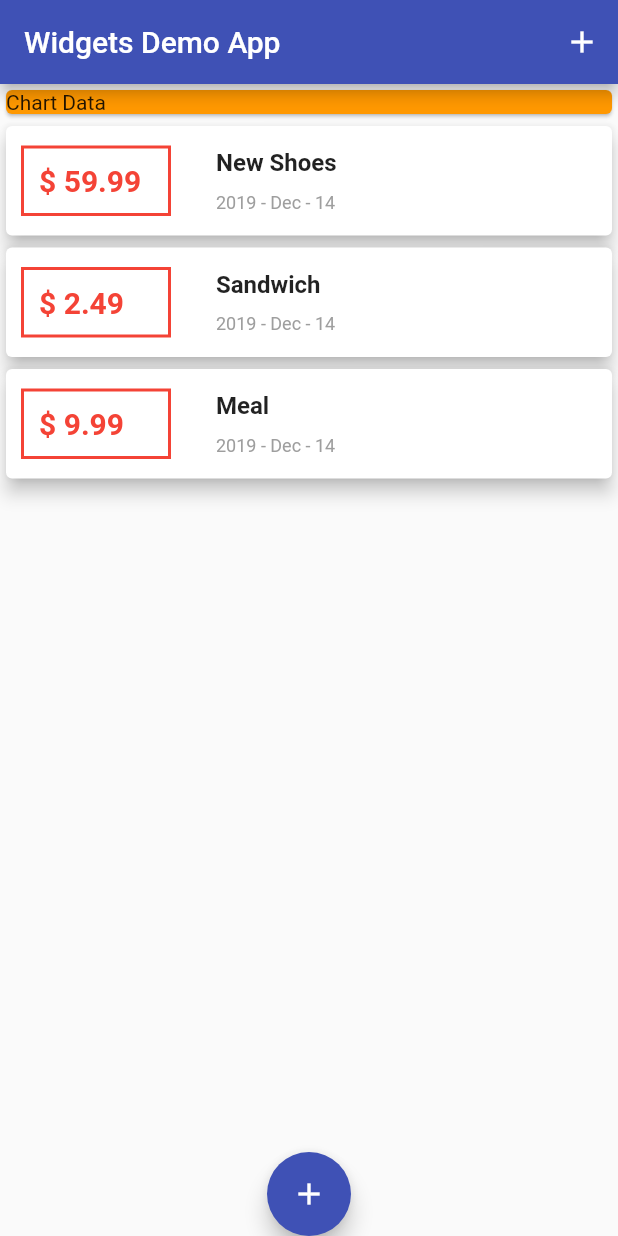
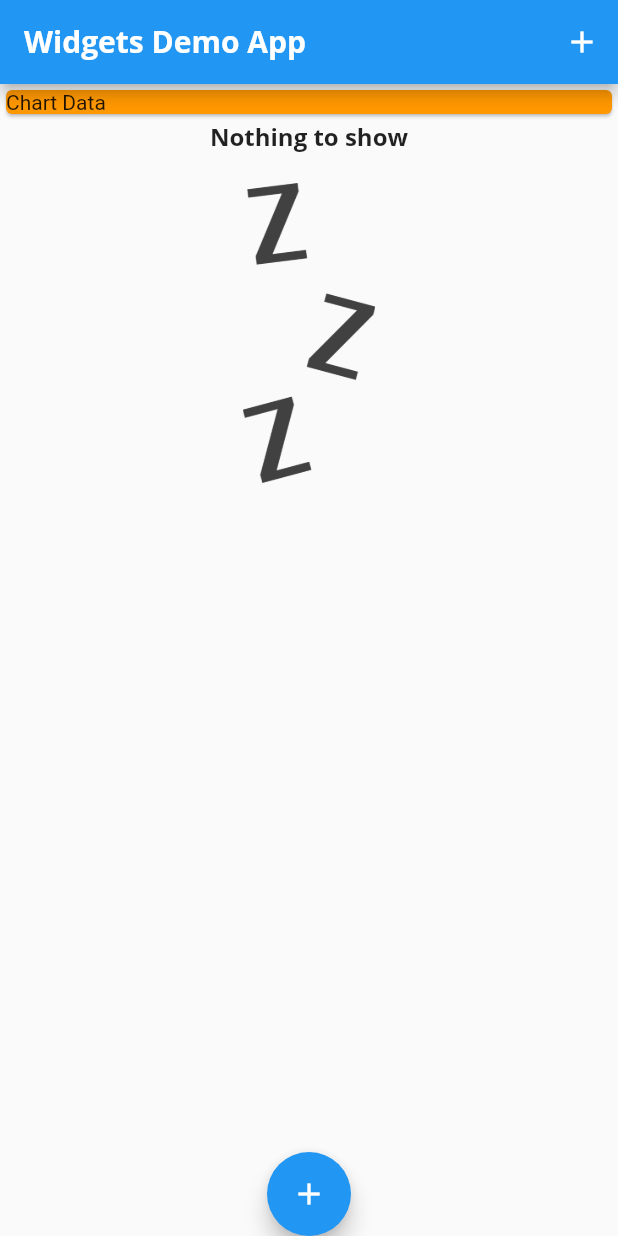
Before and after one commit to JergCode/FlutterSection4, a Flutter app: the screen it shows after launch, on a phone screen of 412 x 824 dp. Run offline on Flutter 3.47's test engine with Material 2 defaults, Android fonts, the phone set to English and light mode, and no system bars.

Commit message:
Commit viernes 13/12/2019

```diff
--- a/lib/main.dart
+++ b/lib/main.dart
@@ -9,7 +9,27 @@ class MyApp extends StatelessWidget {
     return MaterialApp(
       title: 'Widgets Demo',
       theme: ThemeData(
-        primarySwatch: Colors.indigo,
+        primarySwatch: Colors.blue,
+        accentColor: Colors.indigo,
+        fontFamily: 'Quicksand',
+        textTheme: ThemeData.light().textTheme.copyWith(
+              title: TextStyle(
+                fontFamily: 'OpenSans',
+                // fontFamily: 'Quicksand',
+                fontSize: 16,
+                fontWeight: FontWeight.bold,
+              ),
+            ),
+        appBarTheme: AppBarTheme(
+          textTheme: ThemeData.light().textTheme.copyWith(
+                title: TextStyle(
+                  fontFamily: 'OpenSans',
+                  // fontFamily: 'Quicksand',
+                  fontSize: 20,
+                  fontWeight: FontWeight.bold,
+                ),
+              ),
+        ),
       ),
       home: MyHomePage(title: 'Widgets Demo App'),
     );
--- a/lib/pages/home_page.dart
+++ b/lib/pages/home_page.dart
@@ -14,10 +14,10 @@ class MyHomePage extends StatefulWidget {
 
 class _MyHomePageState extends State<MyHomePage> {
   final List<Transaction> _userTransactions = [
-    Transaction(
-        id: '1', title: 'New Shoes', amount: 59.99, date: DateTime.now()),
-    Transaction(id: '2', title: 'Sandwich', amount: 2.49, date: DateTime.now()),
-    Transaction(id: '3', title: 'Meal', amount: 9.99, date: DateTime.now())
+    // Transaction(
+    //     id: '1', title: 'New Shoes', amount: 59.99, date: DateTime.now()),
+    // Transaction(id: '2', title: 'Sandwich', amount: 2.49, date: DateTime.now()),
+    // Transaction(id: '3', title: 'Meal', amount: 9.99, date: DateTime.now())
   ];
 
   _addTranaction(String title, String amount) {
@@ -67,6 +67,8 @@ class _MyHomePageState extends State<MyHomePage> {
         ),
       ),
       floatingActionButton: FloatingActionButton(
+        highlightElevation: 5,
+        backgroundColor: Theme.of(context).primaryColor,
         child: Icon(Icons.add),
         onPressed: () => _showAddNewTransaction(context),
       ),
--- a/lib/widgets/transaction_list.dart
+++ b/lib/widgets/transaction_list.dart
@@ -11,7 +11,8 @@ class TransactionList extends StatelessWidget {
   Widget build(BuildContext context) {
     return Container(
       height: 350,
-      child: ListView.builder(
+      child: _userTransactions.isNotEmpty
+          ? ListView.builder(
               itemBuilder: (contex, index) {
                 return Card(
                   elevation: 5,
@@ -22,39 +23,39 @@ class TransactionList extends StatelessWidget {
                         width: 100,
                         decoration: BoxDecoration(
                             border: Border.all(
-                    color: Colors.red,
+                          color: Theme.of(context).primaryColor,
                           width: 2,
                         )),
-                  margin: EdgeInsets.symmetric(horizontal: 10, vertical: 10),
-                  padding: EdgeInsets.symmetric(vertical: 10, horizontal: 10),
+                        margin:
+                            EdgeInsets.symmetric(horizontal: 10, vertical: 10),
+                        padding:
+                            EdgeInsets.symmetric(vertical: 10, horizontal: 10),
                         child: Text(
                           ('\$ ${_userTransactions[index].amount.toStringAsFixed(2)}'),
                           style: TextStyle(
                             fontWeight: FontWeight.bold,
-                      color: Colors.red,
+                            color: Theme.of(context).primaryColor,
                             fontSize: 20,
                           ),
                         ),
                       ),
                       Container(
-                  margin: EdgeInsets.symmetric(horizontal: 10, vertical: 10),
+                        margin:
+                            EdgeInsets.symmetric(horizontal: 10, vertical: 10),
                         child: Column(
                           crossAxisAlignment: CrossAxisAlignment.start,
                           children: <Widget>[
                             Container(
-                        margin:
-                            EdgeInsets.symmetric(vertical: 5, horizontal: 10),
+                              margin: EdgeInsets.symmetric(
+                                  vertical: 5, horizontal: 10),
                               child: Text(
                                 _userTransactions[index].title,
-                          style: TextStyle(
-                            fontSize: 16,
-                            fontWeight: FontWeight.bold,
-                          ),
+                                style: Theme.of(context).textTheme.title,
                               ),
                             ),
                             Container(
-                        margin:
-                            EdgeInsets.symmetric(vertical: 5, horizontal: 10),
+                              margin: EdgeInsets.symmetric(
+                                  vertical: 5, horizontal: 10),
                               child: Text(
                                 DateFormat('yyyy - MMM - dd')
                                     .format(_userTransactions[index].date),
@@ -72,6 +73,22 @@ class TransactionList extends StatelessWidget {
                 );
               },
               itemCount: _userTransactions.length,
+            )
+          : Column(
+              children: <Widget>[
+                Text(
+                  'Nothing to show',
+                  style: Theme.of(context).textTheme.title,
+                ),
+                Container(
+                  height: 200,
+                  margin: EdgeInsets.symmetric(vertical: 20, horizontal: 0),
+                  child: Image.asset(
+                    'assets/images/waiting.png',
+                    fit: BoxFit.cover,
+                  ),
+                ),
+              ],
             ),
     );
   }
```
Also changed, not shown: pubspec.yaml (+17 -14 lines), assets/fonts/OpenSans-Bold.ttf (added), assets/fonts/OpenSans-Regular.ttf (added), assets/fonts/Quicksand-Bold.ttf (added), assets/fonts/Quicksand-Light.ttf (added), assets/fonts/Quicksand-Medium.ttf (added), assets/fonts/Quicksand-Regular.ttf (added), assets/images/waiting.png (added). Lines whose indentation alone changed are shown as unchanged.
